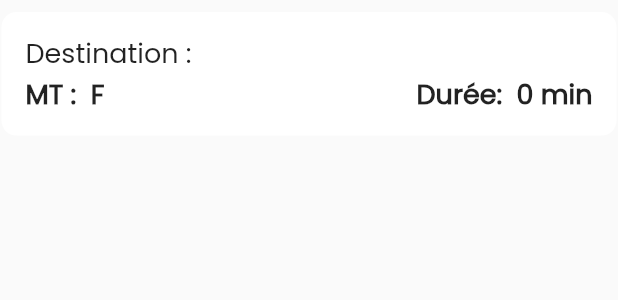
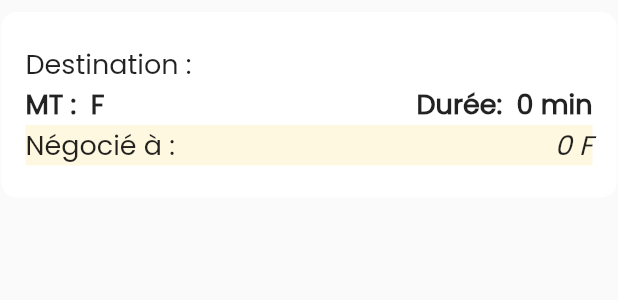
Before and after one commit to chronostec/MOBILETAXI, a Flutter app: the ComandeDispoCard widget shown alone on an empty page, opened directly, on a phone screen of 412 x 824 dp. Shown: the top 300 px of the screen. Run offline on Flutter 3.47's test engine with Material 2 defaults, Android fonts, the phone set to English and light mode, and no system bars; our stand-ins replace adaptive_dialog, dropdown_search, flutter_spinkit, font_awesome_flutter, geocoding, geolocator and 9 more; missing offline and left inert: flutter_polyline_points, google_maps_controller; accounts and stored records are empty; network calls fail.

Commit message:
NEGOCIATION PRIX

```diff
--- a/lib/app/data/models/commande_model.dart
+++ b/lib/app/data/models/commande_model.dart
@@ -4,6 +4,7 @@ class Commande {
   var distance;
   var montantReel;
   var montantPercu;
+  int? montantNegocie;
   var destLibelle;
   var destLatitude;
   var destLongitude;
@@ -20,6 +21,7 @@ class Commande {
       this.distance,
       this.montantReel,
       this.montantPercu,
+      this.montantNegocie,
       this.destLibelle,
       this.destLatitude,
       this.destLongitude,
@@ -36,6 +38,7 @@ class Commande {
     distance = json['distance'];
     montantReel = json['montant_reel'].toString();
     montantPercu = json['montant_percu'].toString();
+    montantNegocie = json['montant_negocie'];
     destLibelle = json['dest_libelle'];
     destLatitude = json['dest_latitude'];
     destLongitude = json['dest_longitude'];
@@ -54,6 +57,7 @@ class Commande {
     data['distance'] = distance;
     data['montant_reel'] = montantReel;
     data['montant_percu'] = montantPercu;
+    data['montant_negocie'] = montantNegocie;
     data['dest_libelle'] = destLibelle;
     data['dest_latitude'] = destLatitude;
     data['dest_longitude'] = destLongitude;
--- a/lib/app/modules/commande/views/app_bar_view.dart
+++ b/lib/app/modules/commande/views/app_bar_view.dart
@@ -77,7 +77,7 @@ AppBar CommandeAppBarView() {
                           style: TextStyle(color: AppColors.DWHITE0),
                         ),
                         Text(
-                          "${ctlcommande.commande.value.montantPercu ?? ''} F",
+                          "${ctlcommande.commande.value.montantPercu} F",
                           style: const TextStyle(
                               fontWeight: FontWeight.w700,
                               fontSize: 20,
--- a/lib/app/modules/home/controllers/home_controller.dart
+++ b/lib/app/modules/home/controllers/home_controller.dart
@@ -39,11 +39,11 @@ class HomeController extends GetxController {
   void onReady() {
     // ctlHome.rebaseCommandes();
     ctlcommande.getCommandeDisponible();
-    updateDriverPositionRemaingDistMatrix();
+
     checkCommandedisponiblePeriodicEvent();
     // onMapCreated(mapController);
     // readCommandeLocalInfo();
-
+    updateDriverPosition();
     super.onReady();
   }
 
--- a/lib/app/modules/home/views/command_dispo_card.dart
+++ b/lib/app/modules/home/views/command_dispo_card.dart
@@ -28,7 +28,10 @@ Padding ComandeDispoCard(Commande commande) {
         });
       },
       child: Container(
-        height: 10.h,
+        height: commande.montantNegocie.toString() !=
+                commande.montantPercu.toString()
+            ? 15.h
+            : 10.h,
         decoration: BoxDecoration(
             color: AppColors.DWHITE0,
             borderRadius: BorderRadius.circular(10.0)),
@@ -39,11 +42,33 @@ Padding ComandeDispoCard(Commande commande) {
             children: [
               ComandDispoCardItem(
                   titre: "Destination", lieu: commande.destLibelle),
-              // ComandDispoCardItem(
-              //     titre: "Po
-              //sition client", lieu: commande.clientLibelle),
               ComandDispoCardDureeMontant(
                   montant: commande.montantPercu, duree: commande.duree),
+              commande.montantNegocie.toString() !=
+                      commande.montantPercu.toString()
+                  ? Container(
+                      color: Colors.amber.shade50,
+                      child: Row(
+                          mainAxisAlignment: MainAxisAlignment.spaceBetween,
+                          children: [
+                            const Text(
+                              "Négocié à :",
+                              style: TextStyle(
+                                  fontWeight: FontWeight.w400, fontSize: 18),
+                            ),
+                            Flexible(
+                                child: Text(
+                              "${commande.montantNegocie} F",
+                              maxLines: 1,
+                              overflow: TextOverflow.ellipsis,
+                              style: const TextStyle(
+                                  fontWeight: FontWeight.w400,
+                                  fontSize: 18,
+                                  fontStyle: FontStyle.italic),
+                            ))
+                          ]),
+                    )
+                  : const SizedBox()
             ],
           ),
         ),
@@ -61,7 +86,7 @@ Row ComandDispoCardItem({
     children: [
       Text(
         "$titre :",
-        style: TextStyle(fontWeight: FontWeight.w400, fontSize: 18),
+        style: const TextStyle(fontWeight: FontWeight.w400, fontSize: 18),
       ),
       Flexible(
         child: Text(
@@ -87,11 +112,11 @@ Row ComandDispoCardDureeMontant({
     children: [
       Text(
         "MT : $montant F",
-        style: TextStyle(fontWeight: FontWeight.w600, fontSize: 18),
+        style: const TextStyle(fontWeight: FontWeight.w600, fontSize: 18),
       ),
       Text(
         "Durée:  $duree min",
-        style: TextStyle(
+        style: const TextStyle(
           fontWeight: FontWeight.w600,
           fontSize: 18,
         ),
--- a/lib/app/utils/app_urls.dart
+++ b/lib/app/utils/app_urls.dart
@@ -29,6 +29,7 @@ class APPURL {
 
   ///` COMMANDE`
   static const PUT_MANAGER_CMDE = "postManagerCommande?";
+  static const PUT_REFUSER_CMDE = "driverUpdateStatusRelationCommandeVehicule?";
   static const GET_LISTER_CMDE = "getListerCommandeDisponible?";
   static const GET_DETAIL_CMDE = "getDetailCommande?";
   static const GET_DETAIL_CMDE_ACCEPTEE = "getCommandeAccepter?";
```
Also changed, not shown: lib/app/data/providers/commande_provider.dart (+16 -4 lines), lib/app/data/services/stream_commande_service.dart (+22 -26 lines), lib/app/modules/commande/controllers/commande_controller.dart (+22 -4 lines), lib/app/modules/commande/views/commande_button_small.dart (+4 -3 lines).
